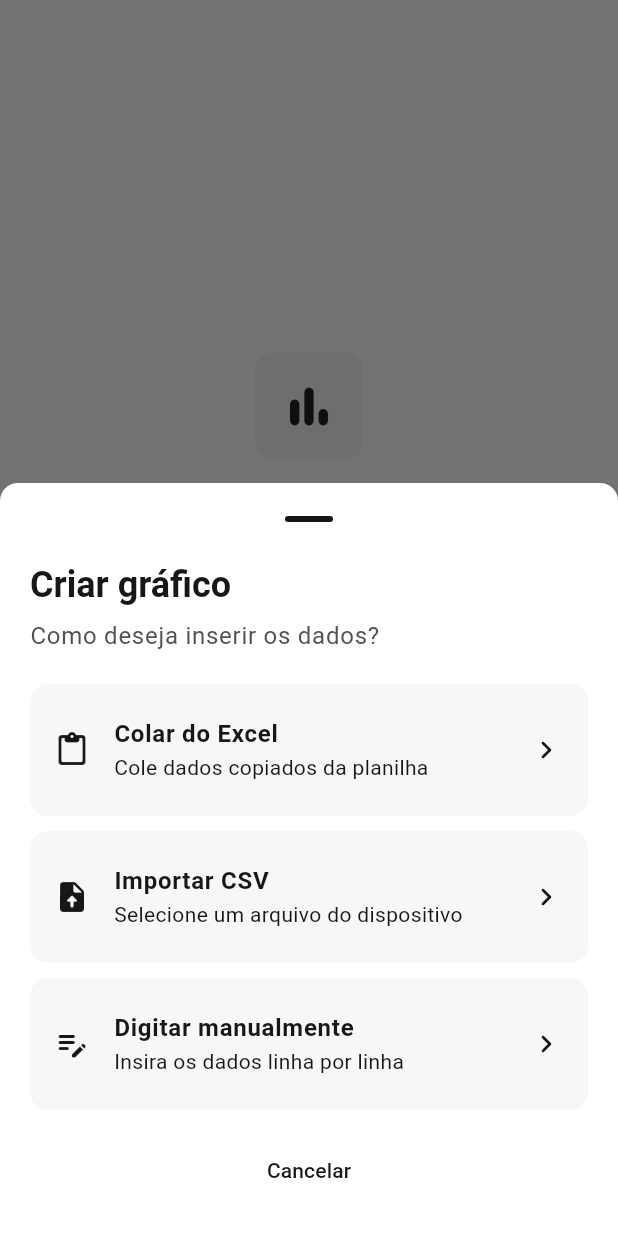
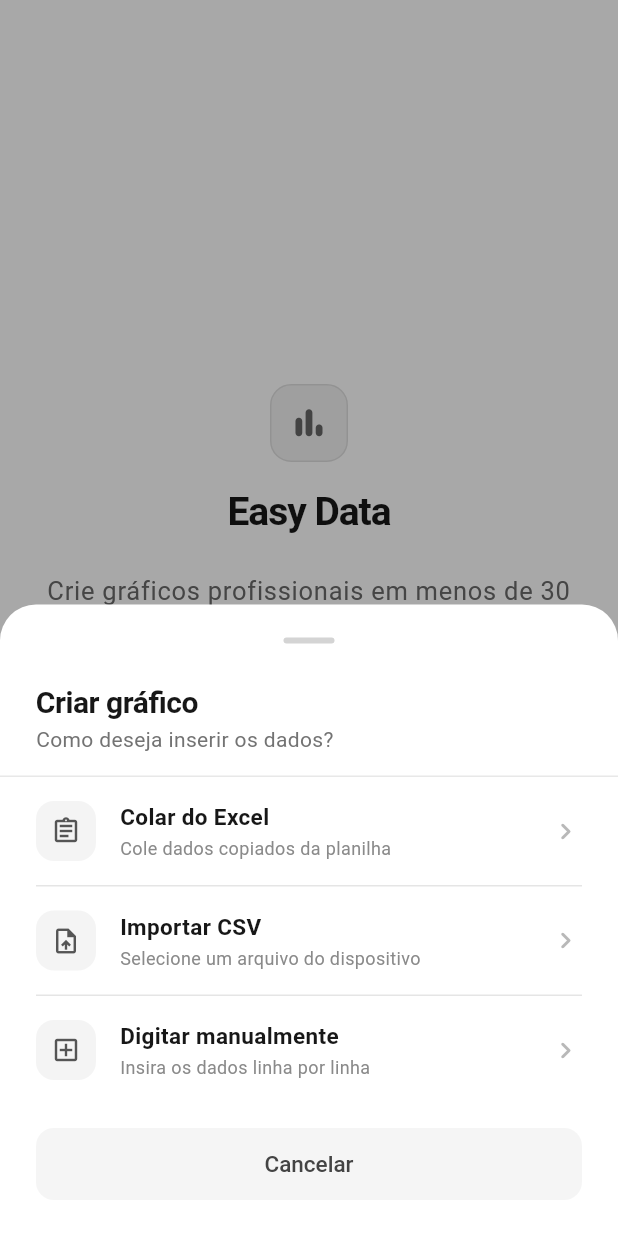
Before and after one commit to igormello02/easy-data, a Flutter app: the screen it shows after launch, after a tap on "Criar gráfico", on a phone screen of 412 x 824 dp. Run offline on Flutter 3.47's test engine with Material 3 defaults, Android fonts, the light colour scheme and no system bars.

Commit message:
style: refine home and data source sheet

```diff
--- a/lib/app/theme/app_theme.dart
+++ b/lib/app/theme/app_theme.dart
@@ -5,7 +5,7 @@ abstract final class AppTheme {
     const colorScheme = ColorScheme.light(
       primary: Color(0xFF171717),
       onPrimary: Colors.white,
-      surface: Color(0xFFFAFAFA),
+      surface: Colors.white,
       onSurface: Color(0xFF171717),
       outline: Color(0xFFD4D4D4),
       outlineVariant: Color(0xFFE5E5E5),
@@ -14,16 +14,16 @@ abstract final class AppTheme {
     return ThemeData(
       useMaterial3: true,
       colorScheme: colorScheme,
-      scaffoldBackgroundColor: colorScheme.surface,
+      scaffoldBackgroundColor: Colors.white,
       appBarTheme: const AppBarTheme(
         centerTitle: false,
-        backgroundColor: Color(0xFFFAFAFA),
+        backgroundColor: Colors.white,
         foregroundColor: Color(0xFF171717),
         surfaceTintColor: Colors.transparent,
       ),
       filledButtonTheme: FilledButtonThemeData(
         style: FilledButton.styleFrom(
-          minimumSize: const Size.fromHeight(56),
+          minimumSize: const Size.fromHeight(50),
           shape: RoundedRectangleBorder(
             borderRadius: BorderRadius.circular(12),
           ),
@@ -34,8 +34,10 @@ abstract final class AppTheme {
         backgroundColor: Colors.white,
         surfaceTintColor: Colors.transparent,
         showDragHandle: true,
+        dragHandleColor: Color(0xFFD4D4D4),
+        dragHandleSize: Size(34, 4),
         shape: RoundedRectangleBorder(
-          borderRadius: BorderRadius.vertical(top: Radius.circular(12)),
+          borderRadius: BorderRadius.vertical(top: Radius.circular(24)),
         ),
       ),
     );
--- a/lib/features/home/home_page.dart
+++ b/lib/features/home/home_page.dart
@@ -10,6 +10,7 @@ class HomePage extends StatelessWidget {
       context: context,
       isScrollControlled: true,
       useSafeArea: true,
+      barrierColor: const Color(0x57000000),
       builder: (_) => const DataSourceBottomSheet(),
     );
   }
@@ -20,48 +21,54 @@ class HomePage extends StatelessWidget {
 
     return Scaffold(
       body: SafeArea(
+        bottom: false,
         child: LayoutBuilder(
           builder: (context, constraints) {
             return SingleChildScrollView(
-              padding: const EdgeInsets.symmetric(horizontal: 24, vertical: 20),
+              padding: const EdgeInsets.symmetric(horizontal: 24),
               child: ConstrainedBox(
-                constraints: BoxConstraints(
-                  minHeight: constraints.maxHeight - 40,
-                ),
+                constraints: BoxConstraints(minHeight: constraints.maxHeight),
                 child: IntrinsicHeight(
                   child: Column(
                     children: [
                       const Spacer(),
                       Container(
-                        width: 72,
-                        height: 72,
+                        width: 52,
+                        height: 52,
                         decoration: BoxDecoration(
-                          color: const Color(0xFFF0F0F0),
-                          borderRadius: BorderRadius.circular(12),
+                          color: const Color(0xFFF2F2F2),
+                          border: Border.all(color: const Color(0xFFDEDEDE)),
+                          borderRadius: BorderRadius.circular(14),
                         ),
-                        child: const Icon(Icons.bar_chart_rounded, size: 38),
+                        child: const Icon(
+                          Icons.bar_chart_rounded,
+                          size: 27,
+                          color: Color(0xFF656565),
+                        ),
                       ),
-                      const SizedBox(height: 28),
+                      const SizedBox(height: 16),
                       Text(
                         'Easy Data',
                         textAlign: TextAlign.center,
-                        style: textTheme.displaySmall?.copyWith(
+                        style: textTheme.headlineMedium?.copyWith(
+                          fontSize: 26,
                           fontWeight: FontWeight.w700,
-                          letterSpacing: -1.2,
+                          letterSpacing: -0.7,
                         ),
                       ),
-                      const SizedBox(height: 12),
+                      const SizedBox(height: 24),
                       Text(
                         'Crie gráficos profissionais em menos de 30 segundos.',
                         textAlign: TextAlign.center,
                         style: textTheme.bodyLarge?.copyWith(
-                          color: const Color(0xFF525252),
-                          height: 1.45,
+                          color: const Color(0xFF686868),
+                          fontSize: 17,
+                          height: 1.4,
                         ),
                       ),
-                      const SizedBox(height: 36),
+                      const SizedBox(height: 24),
                       ConstrainedBox(
-                        constraints: const BoxConstraints(maxWidth: 360),
+                        constraints: const BoxConstraints(maxWidth: 263),
                         child: FilledButton.icon(
                           onPressed: () => _openDataSourcePicker(context),
                           icon: const Icon(Icons.add_chart_rounded),
@@ -69,8 +76,6 @@ class HomePage extends StatelessWidget {
                         ),
                       ),
                       const Spacer(),
-                      const SizedBox(height: 40),
-                      const _HomeFooter(),
                     ],
                   ),
                 ),
@@ -79,6 +84,7 @@ class HomePage extends StatelessWidget {
           },
         ),
       ),
+      bottomNavigationBar: const _HomeFooter(),
     );
   }
 }
@@ -92,13 +98,25 @@ class _HomeFooter extends StatelessWidget {
       context,
     ).textTheme.labelLarge?.copyWith(color: const Color(0xFF737373));
 
-    return Row(
-      mainAxisAlignment: MainAxisAlignment.center,
-      children: [
-        Text('Sobre', style: style),
-        const SizedBox(width: 28),
-        Text('Configurações', style: style),
-      ],
+    return DecoratedBox(
+      decoration: const BoxDecoration(
+        color: Colors.white,
+        border: Border(top: BorderSide(color: Color(0xFFE5E5E5))),
+      ),
+      child: SafeArea(
+        top: false,
+        child: SizedBox(
+          height: 64,
+          child: Row(
+            mainAxisAlignment: MainAxisAlignment.center,
+            children: [
+              Text('Sobre', style: style),
+              const SizedBox(width: 36),
+              Text('Configurações', style: style),
+            ],
+          ),
+        ),
+      ),
     );
   }
 }
--- a/lib/features/home/widgets/data_source_bottom_sheet.dart
+++ b/lib/features/home/widgets/data_source_bottom_sheet.dart
@@ -17,49 +17,74 @@ class DataSourceBottomSheet extends StatelessWidget {
     final textTheme = Theme.of(context).textTheme;
 
     return SingleChildScrollView(
-      padding: const EdgeInsets.fromLTRB(20, 4, 20, 20),
       child: Column(
         crossAxisAlignment: CrossAxisAlignment.stretch,
         mainAxisSize: MainAxisSize.min,
         children: [
+          Padding(
+            padding: const EdgeInsets.fromLTRB(24, 4, 24, 14),
+            child: Column(
+              crossAxisAlignment: CrossAxisAlignment.start,
+              children: [
                 Text(
                   'Criar gráfico',
-            style: textTheme.headlineSmall?.copyWith(
+                  style: textTheme.titleLarge?.copyWith(
+                    fontSize: 20,
                     fontWeight: FontWeight.w700,
+                    letterSpacing: -0.3,
                   ),
                 ),
-          const SizedBox(height: 6),
+                const SizedBox(height: 3),
                 Text(
                   'Como deseja inserir os dados?',
-            style: textTheme.bodyLarge?.copyWith(
-              color: const Color(0xFF525252),
+                  style: textTheme.bodyMedium?.copyWith(
+                    color: const Color(0xFF737373),
                   ),
                 ),
-          const SizedBox(height: 20),
+              ],
+            ),
+          ),
+          const Divider(height: 1, color: Color(0xFFE8E8E8)),
           _DataSourceTile(
-            icon: Icons.content_paste_rounded,
+            icon: Icons.assignment_outlined,
             title: 'Colar do Excel',
             subtitle: 'Cole dados copiados da planilha',
             onTap: () => _openEditor(context),
           ),
-          const SizedBox(height: 10),
+          const Divider(height: 1, indent: 24, endIndent: 24),
           _DataSourceTile(
-            icon: Icons.upload_file_rounded,
+            icon: Icons.upload_file_outlined,
             title: 'Importar CSV',
             subtitle: 'Selecione um arquivo do dispositivo',
             onTap: () => _openEditor(context),
           ),
-          const SizedBox(height: 10),
+          const Divider(height: 1, indent: 24, endIndent: 24),
           _DataSourceTile(
-            icon: Icons.edit_note_rounded,
+            icon: Icons.add_box_outlined,
             title: 'Digitar manualmente',
             subtitle: 'Insira os dados linha por linha',
             onTap: () => _openEditor(context),
           ),
-          const SizedBox(height: 16),
-          TextButton(
+          Padding(
+            padding: const EdgeInsets.fromLTRB(24, 16, 24, 24),
+            child: SizedBox(
+              height: 48,
+              child: TextButton(
                 onPressed: () => Navigator.of(context).pop(),
+                style: TextButton.styleFrom(
+                  foregroundColor: const Color(0xFF444444),
+                  backgroundColor: const Color(0xFFF5F5F5),
+                  shape: RoundedRectangleBorder(
+                    borderRadius: BorderRadius.circular(12),
+                  ),
+                  textStyle: const TextStyle(
+                    fontSize: 15,
+                    fontWeight: FontWeight.w500,
+                  ),
+                ),
                 child: const Text('Cancelar'),
+              ),
+            ),
           ),
         ],
       ),
@@ -82,17 +107,56 @@ class _DataSourceTile extends StatelessWidget {
 
   @override
   Widget build(BuildContext context) {
-    return Material(
-      color: const Color(0xFFF7F7F7),
+    return InkWell(
+      onTap: onTap,
+      child: ConstrainedBox(
+        constraints: const BoxConstraints(minHeight: 72),
+        child: Padding(
+          padding: const EdgeInsets.symmetric(horizontal: 24, vertical: 8),
+          child: Row(
+            children: [
+              Container(
+                width: 40,
+                height: 40,
+                decoration: BoxDecoration(
+                  color: const Color(0xFFF4F4F4),
                   borderRadius: BorderRadius.circular(12),
-      clipBehavior: Clip.antiAlias,
-      child: ListTile(
-        onTap: onTap,
-        contentPadding: const EdgeInsets.symmetric(horizontal: 16, vertical: 8),
-        leading: Icon(icon),
-        title: Text(title, style: const TextStyle(fontWeight: FontWeight.w600)),
-        subtitle: Text(subtitle),
-        trailing: const Icon(Icons.chevron_right_rounded),
+                ),
+                child: Icon(icon, size: 20, color: const Color(0xFF555555)),
+              ),
+              const SizedBox(width: 16),
+              Expanded(
+                child: Column(
+                  mainAxisSize: MainAxisSize.min,
+                  crossAxisAlignment: CrossAxisAlignment.start,
+                  children: [
+                    Text(
+                      title,
+                      style: const TextStyle(
+                        fontSize: 15,
+                        fontWeight: FontWeight.w600,
+                      ),
+                    ),
+                    const SizedBox(height: 2),
+                    Text(
+                      subtitle,
+                      style: const TextStyle(
+                        color: Color(0xFF8A8A8A),
+                        fontSize: 12,
+                      ),
+                    ),
+                  ],
+                ),
+              ),
+              const SizedBox(width: 12),
+              const Icon(
+                Icons.chevron_right_rounded,
+                size: 22,
+                color: Color(0xFFB8B8B8),
+              ),
+            ],
+          ),
+        ),
       ),
     );
   }
```
Also changed, not shown: docs/design/chart_editor.jpg (added), docs/design/data_editor.jpg (added), docs/design/data_source_bottom_editor.jpg (added), docs/design/export.jpg (added), docs/design/home.jpg (added). Lines whose indentation alone changed are shown as unchanged.
